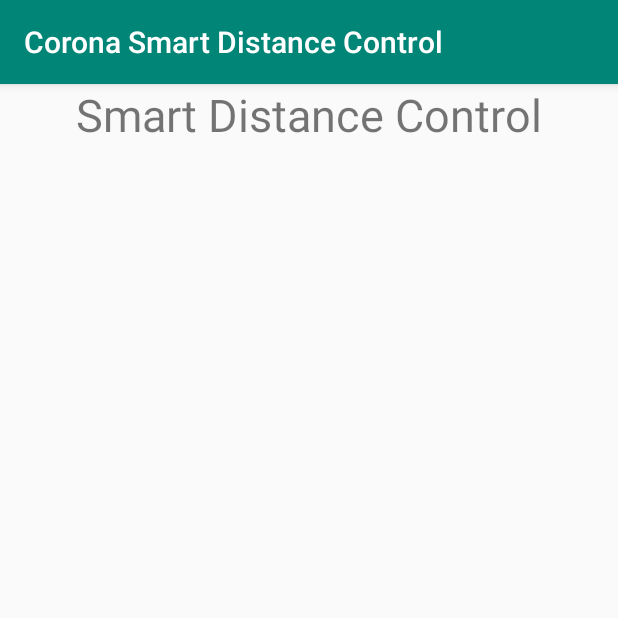
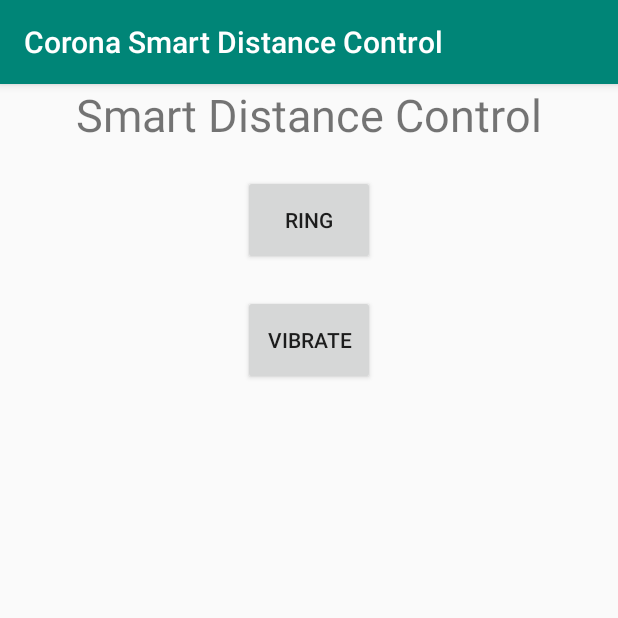
Before and after one commit to wesselww/12_Social_Distancing_Smart_Distance, an Android app: the screen it shows after launch (MainActivity), on a phone screen of 412 x 824 dp, the top half of it. Run offline under Robolectric (Android 15) with nearby library versions, the phone set to English and light mode, and no system bars.

Commit message:
Add ring and vibrate

```diff
--- a/app/src/main/AndroidManifest.xml
+++ b/app/src/main/AndroidManifest.xml
@@ -1,6 +1,7 @@
 <?xml version="1.0" encoding="utf-8"?>
 <manifest xmlns:android="http://schemas.android.com/apk/res/android"
     package="de.wirvsvirus.smart_distance_control">
+    <uses-permission android:name="android.permission.VIBRATE"/>
     <uses-permission android:name="android.permission.BLUETOOTH" />
     <uses-permission android:name="android.permission.BLUETOOTH_ADMIN" />
     <application
--- a/app/src/main/java/de/wirvsvirus/smart_distance_control/MainActivity.java
+++ b/app/src/main/java/de/wirvsvirus/smart_distance_control/MainActivity.java
@@ -11,11 +11,17 @@ import android.content.Intent;
 import android.content.IntentFilter;
 import android.os.Bundle;
 import android.os.CountDownTimer;
+import android.view.View;
 import android.widget.Toast;
 
 import java.util.Timer;
 
 public class MainActivity extends AppCompatActivity {
+
+    private VibrationManager vibrate;
+    private RingManager ring;
+
+
     private BluetoothAdapter BTAdapter;
     public static int REQUEST_BLUETOOTH = 1;
     private CountDownTimer timerBTDiscovery;
@@ -34,7 +40,15 @@ public class MainActivity extends AppCompatActivity {
     protected void onCreate(Bundle savedInstanceState) {
         super.onCreate(savedInstanceState);
         setContentView(R.layout.activity_main);
+
         this.BTAdapter = BluetoothAdapter .getDefaultAdapter();
+
+
+       vibrate = new VibrationManager(getApplicationContext());
+        ring = new RingManager(getApplicationContext());
+
+        BTAdapter = BluetoothAdapter .getDefaultAdapter();
+
         if (BTAdapter == null){
             new AlertDialog.Builder(this)
                     .setTitle("Error")
@@ -73,4 +87,13 @@ public class MainActivity extends AppCompatActivity {
 
         return dDistance;
     }
+
+
+    public void ring(View v) {
+        ring.ring();
+    }
+
+    public void vibrate(View v) {
+        vibrate.vibrate();
+    }
 }
--- /dev/null
+++ b/app/src/main/java/de/wirvsvirus/smart_distance_control/RingManager.java
@@ -0,0 +1,26 @@
+package de.wirvsvirus.smart_distance_control;
+
+import android.content.Context;
+import android.media.Ringtone;
+import android.media.RingtoneManager;
+import android.net.Uri;
+
+public class RingManager {
+
+    private Context ctx;
+
+    public RingManager(Context ctx) {
+        this.ctx = ctx;
+    }
+
+    public void ring() {
+        Uri notification = RingtoneManager.getDefaultUri(RingtoneManager.TYPE_NOTIFICATION);
+        Ringtone r = RingtoneManager.getRingtone(ctx, notification);
+
+        if ( r.isPlaying()) {
+            r.stop();
+        } else {
+            r.play();
+        }
+    }
+}
--- /dev/null
+++ b/app/src/main/java/de/wirvsvirus/smart_distance_control/VibrationManager.java
@@ -0,0 +1,25 @@
+package de.wirvsvirus.smart_distance_control;
+
+import android.content.Context;
+import android.os.Build;
+import android.os.VibrationEffect;
+import android.os.Vibrator;
+
+public class VibrationManager {
+
+    private Context ctx;
+
+    public VibrationManager(Context ctx) {
+        this.ctx = ctx;
+    }
+
+    public void vibrate() {
+
+        Vibrator v = (Vibrator) ctx.getSystemService(Context.VIBRATOR_SERVICE);
+        if (Build.VERSION.SDK_INT >= Build.VERSION_CODES.O) {
+            v.vibrate(VibrationEffect.createOneShot(500, VibrationEffect.DEFAULT_AMPLITUDE));
+        } else {
+            v.vibrate(500);
+        }
+    }
+}
--- a/app/src/main/res/layout/activity_main.xml
+++ b/app/src/main/res/layout/activity_main.xml
@@ -7,6 +7,7 @@
     tools:context=".MainActivity">
 
     <TextView
+        android:id="@+id/headline"
         android:layout_width="wrap_content"
         android:layout_height="wrap_content"
         android:text="Smart Distance Control"
@@ -17,4 +18,26 @@
         app:layout_constraintStart_toStartOf="parent"
         app:layout_constraintTop_toTopOf="parent" />
 
+    <Button
+        android:id="@+id/button_ring"
+        android:layout_width="wrap_content"
+        android:layout_height="60dp"
+        android:layout_marginTop="20dp"
+        android:onClick="ring"
+        app:layout_constraintLeft_toLeftOf="parent"
+        app:layout_constraintRight_toRightOf="parent"
+        app:layout_constraintTop_toBottomOf="@+id/headline"
+        android:text="Ring" />
+
+    <Button
+        android:id="@+id/button_vibrate"
+        android:layout_width="wrap_content"
+        android:layout_height="60dp"
+        android:layout_marginTop="20dp"
+        android:onClick="vibrate"
+        app:layout_constraintLeft_toLeftOf="parent"
+        app:layout_constraintRight_toRightOf="parent"
+        app:layout_constraintTop_toBottomOf="@+id/button_ring"
+        android:text="Vibrate" />
+
 </androidx.constraintlayout.widget.ConstraintLayout>
--- a/build.gradle
+++ b/build.gradle
@@ -7,7 +7,7 @@ buildscript {
 
     }
     dependencies {
-        classpath 'com.android.tools.build:gradle:3.5.3'
+        classpath 'com.android.tools.build:gradle:3.6.0'
 
         // NOTE: Do not place your application dependencies here; they belong
         // in the individual module build.gradle files
```
Also changed, not shown: gradle/wrapper/gradle-wrapper.properties.
